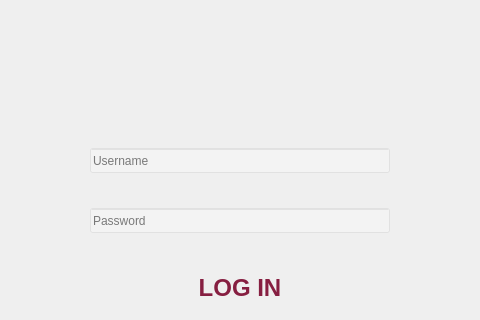
The window that designer/loginform.ui (effohenteee/SafeWaze) describes before a commit, drawn with Qt 5; both pictures show x 0 to 480 and y 172 to 492 of the 480 by 640 pixel window.
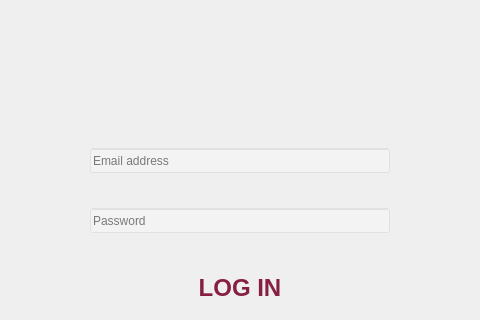
The same window after the commit. Icons and pictures are not drawn.

The edit to the form file:
```diff
--- a/designer/loginform.ui
+++ b/designer/loginform.ui
@@ -56,11 +56,8 @@
      <height>25</height>
     </rect>
    </property>
-   <property name="styleSheet">
-    <string notr="true"/>
-   </property>
    <property name="placeholderText">
-    <string>Username</string>
+    <string>Email address</string>
    </property>
    <property name="clearButtonEnabled">
     <bool>true</bool>
```
Left out of the diff: 13 changed lines with no effect on the pictures.
